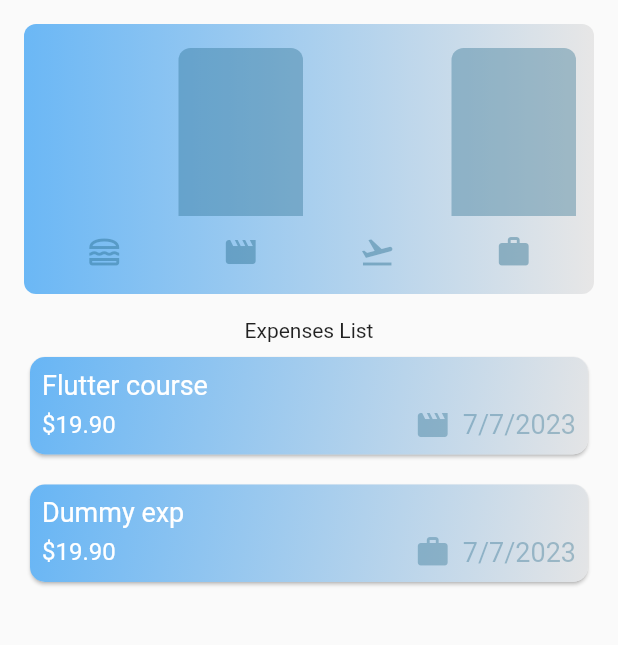
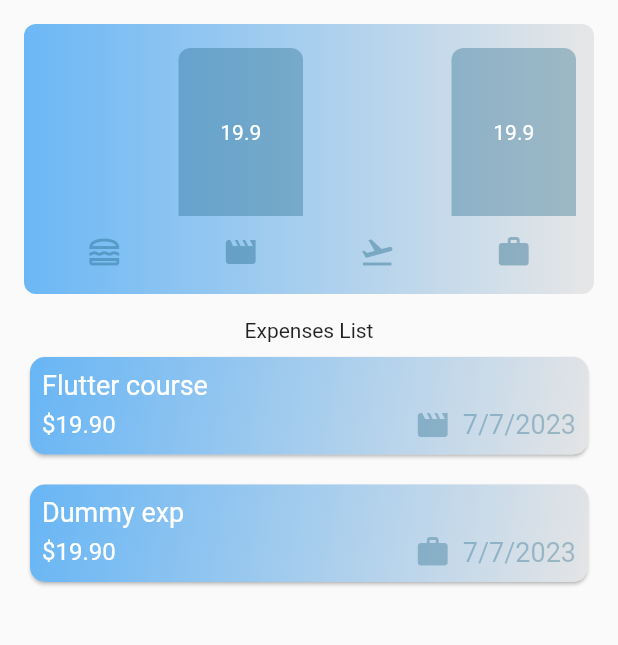
Before and after one commit to DmitrySergienko/expenses_tracker, a Flutter app: the screen it shows after launch, on a phone screen of 412 x 824 dp, the part 84-729 px from its top. Run offline on Flutter 3.47's test engine with Material 2 defaults, Android fonts, the phone set to English and light mode, and no system bars.

Commit message:
add sum to chat bar

```diff
--- a/lib/widgets/chart/chart.dart
+++ b/lib/widgets/chart/chart.dart
@@ -2,8 +2,6 @@ import 'package:flutter/material.dart';
 
 import '../../models/expense.dart';
 import 'chart_bar.dart';
-
-
 
 class Chart extends StatelessWidget {
   const Chart({super.key, required this.expenses});
@@ -35,6 +33,7 @@ class Chart extends StatelessWidget {
   Widget build(BuildContext context) {
     final isDarkMode =
         MediaQuery.of(context).platformBrightness == Brightness.dark;
+
     return Container(
       margin: const EdgeInsets.all(16),
       padding: const EdgeInsets.symmetric(
@@ -45,11 +44,10 @@ class Chart extends StatelessWidget {
       height: 180,
       decoration: BoxDecoration(
         borderRadius: BorderRadius.circular(8),
-        gradient: LinearGradient(
-
+        gradient: const LinearGradient(
           colors: [
             Color.fromARGB(168, 33, 149, 243),
-             Color.fromARGB(172, 222, 221, 221)
+            Color.fromARGB(172, 222, 221, 221)
           ],
           begin: Alignment.centerLeft,
           end: Alignment.centerRight,
@@ -66,6 +64,7 @@ class Chart extends StatelessWidget {
                     fill: bucket.totalExpenses == 0
                         ? 0
                         : bucket.totalExpenses / maxTotalExpense,
+                        labelValue: '${bucket.totalExpenses}',
                   )
               ],
             ),
--- a/lib/widgets/chart/chart_bar.dart
+++ b/lib/widgets/chart/chart_bar.dart
@@ -1,22 +1,26 @@
+
 import 'package:flutter/material.dart';
+
 
 class ChartBar extends StatelessWidget {
   const ChartBar({
-    super.key,
-    required this.fill,
-  });
+    Key? key,
+    required this.fill, required this.labelValue,
+  }) : super(key: key);
 
   final double fill;
+
+  final String labelValue;
 
   @override
   Widget build(BuildContext context) {
     final isDarkMode =
         MediaQuery.of(context).platformBrightness == Brightness.dark;
 
-
     return Expanded(
       child: Padding(
         padding: const EdgeInsets.symmetric(horizontal: 4),
+        child: Container(
           child: FractionallySizedBox(
             heightFactor: fill,
             child: DecoratedBox(
@@ -28,6 +32,13 @@ class ChartBar extends StatelessWidget {
                     ? Theme.of(context).colorScheme.primary
                     : Theme.of(context).colorScheme.primary.withOpacity(0.35),
               ),
+              child: Center(
+                child: Text(
+                    labelValue,
+                    style: TextStyle(color: Colors.white),
+                ),
+              ),
+            ),
           ),
         ),
       ),
```
Lines whose indentation alone changed are shown as unchanged.
